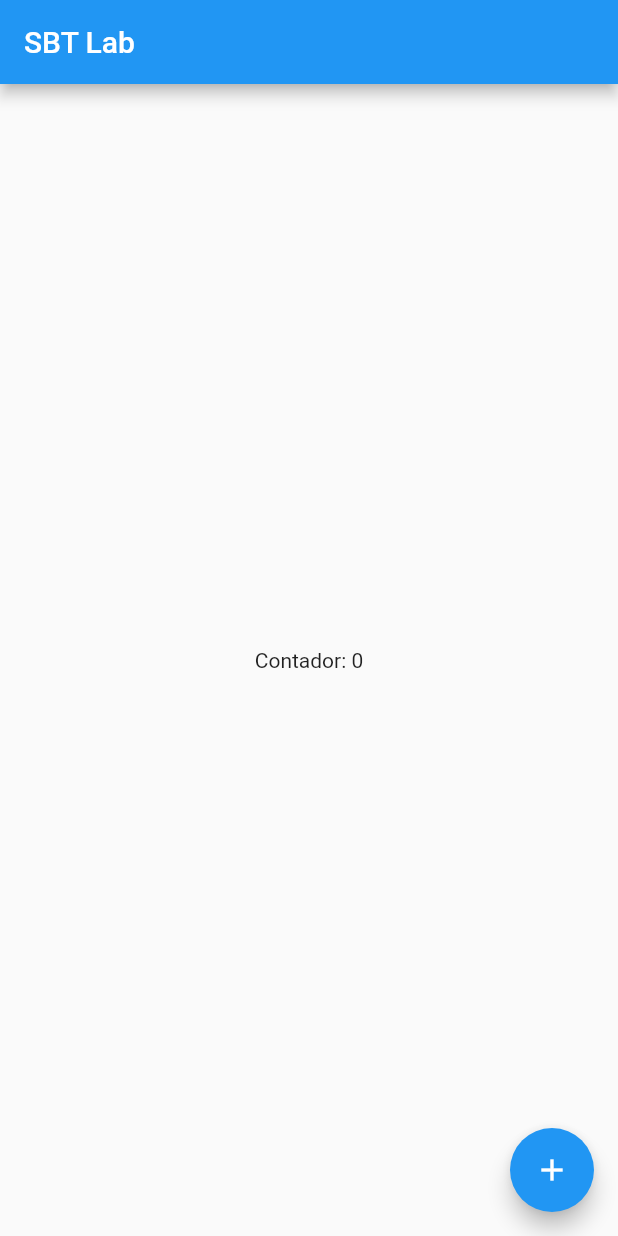
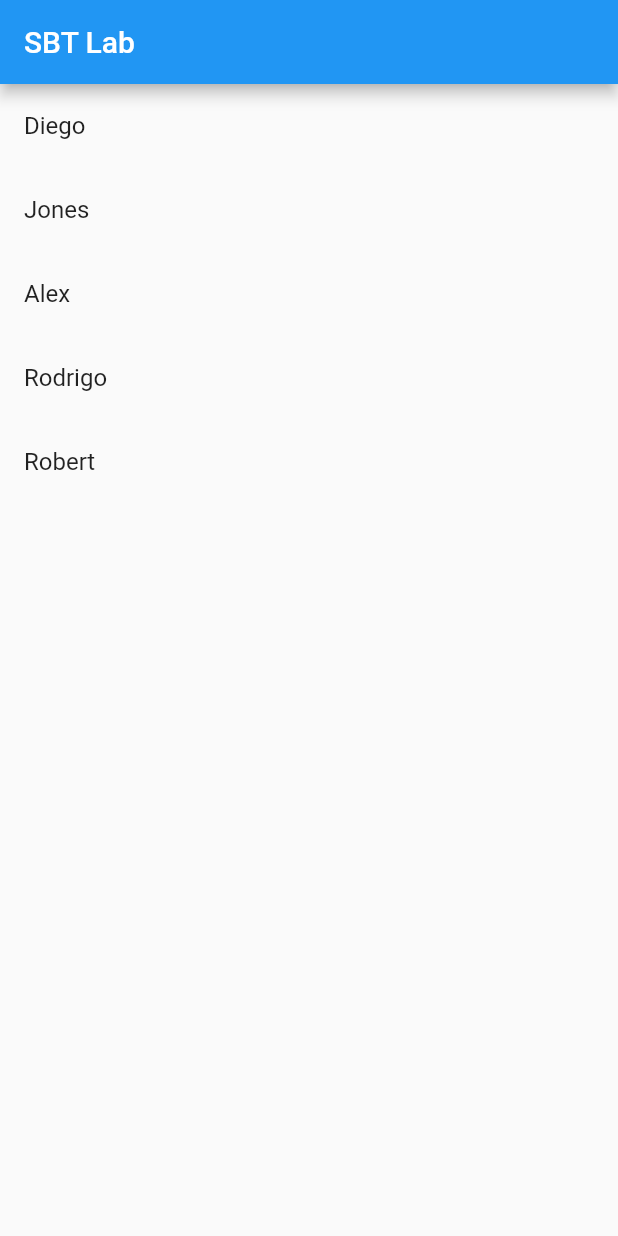
Before and after one commit to joneskadomoto-sbt/flutter-2022, a Flutter app: the screen it shows after launch, on a phone screen of 412 x 824 dp. Run offline on Flutter 3.47's test engine with Material 2 defaults, Android fonts, the phone set to English and light mode, and no system bars.

Commit message:
trabalhando com list view

```diff
--- a/flutter_2022/lib/pages/home_page.dart
+++ b/flutter_2022/lib/pages/home_page.dart
@@ -1,5 +1,4 @@
 import 'package:flutter/material.dart';
-import 'package:flutter_2022/controllers/home_controller.dart';
 
 class HomePage extends StatefulWidget {
   const HomePage({super.key});
@@ -15,48 +14,25 @@ class _HomePageState extends State<HomePage> {
 
   @override
   Widget build(BuildContext context) {
-    return Scaffold(
-      appBar: AppBar(
-        title: const Text('SBT Lab'),
-      ),
-      body: Center(
-        child: Text(
-          'Contador: $counter',
-          textDirection: TextDirection.ltr,
-        ),
-      ),
-      floatingActionButton: FloatingActionButton(
-        child: const Icon(Icons.add),
-        onPressed: () => setState(() {
-          counter++;
-        }),
-      ),
-    );
-  }
-}
-
-/* class HomePage extends StatelessWidget {
-  const HomePage({super.key});
-
-  @override
-  Widget build(BuildContext context) {
-    var controller = HomeController.of(context);
+    final names = ['Diego', 'Jones', 'Alex', 'Rodrigo', 'Robert'];
 
     return Scaffold(
       appBar: AppBar(
         title: const Text('SBT Lab'),
       ),
-      body: Center(
-        child: Text(
-          'Contador: ${controller.value}',
-          textDirection: TextDirection.ltr,
+      body: SizedBox(
+        width: double.infinity,
+        height: double.infinity,
+        child: ListView.builder(
+          itemCount: names.length,
+          itemBuilder: (context, index) {
+            final name = names[index];
+            return ListTile(
+              title: Text(name),
+            );
+          },
         ),
-      ),
-      floatingActionButton: FloatingActionButton(
-        child: const Icon(Icons.add),
-        onPressed: () => controller.increment(),
       ),
     );
   }
 }
- */
```
